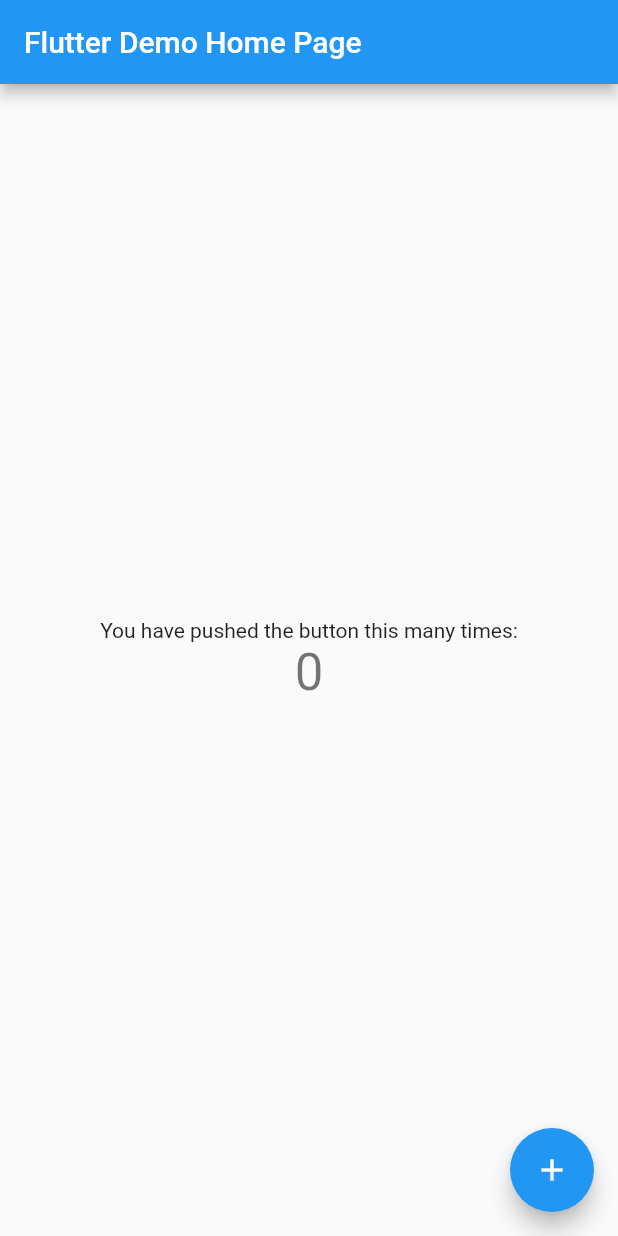
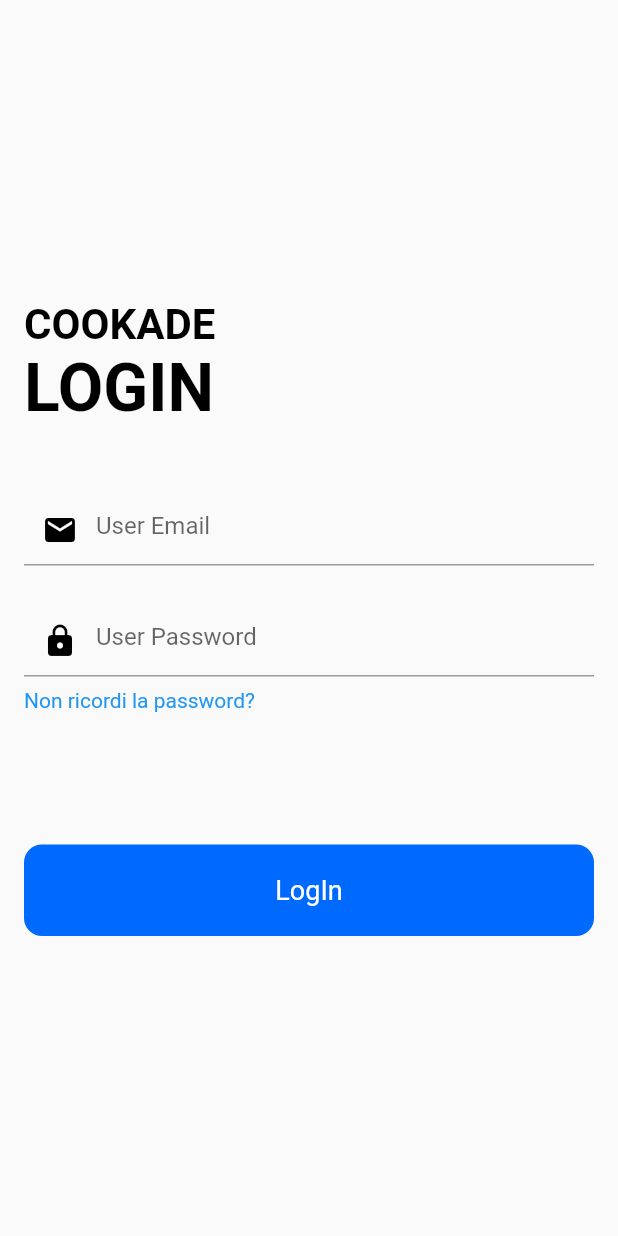
Before and after one commit to Stefanomarcucci00/ProgettoProgrammazioneIOS, a Flutter app: the screen it shows after launch, on a phone screen of 412 x 824 dp. Run offline on Flutter 3.47's test engine with Material 2 defaults, Android fonts, the phone set to English and light mode, and no system bars.

Commit message:
Primi Sviluppi grafici

```diff
--- a/lib/main.dart
+++ b/lib/main.dart
@@ -11,105 +11,114 @@
   @override
   Widget build(BuildContext context) {
     return MaterialApp(
-      title: 'Flutter Demo',
+      title: 'COOKADE',
       theme: ThemeData(
-        // This is the theme of your application.
-        //
-        // Try running your application with "flutter run". You'll see the
-        // application has a blue toolbar. Then, without quitting the app, try
-        // changing the primarySwatch below to Colors.green and then invoke
-        // "hot reload" (press "r" in the console where you ran "flutter run",
-        // or simply save your changes to "hot reload" in a Flutter IDE).
-        // Notice that the counter didn't reset back to zero; the application
-        // is not restarted.
         primarySwatch: Colors.blue,
       ),
-      home: const MyHomePage(title: 'Flutter Demo Home Page'),
+      home: HomePage(),
+    );
+  }
+
+}
+
+class HomePage extends StatefulWidget {
+  const HomePage({Key? key}) : super(key: key);
+
+  @override
+  State<HomePage> createState() => _HomePageState();
+}
+
+class _HomePageState extends State<HomePage> {
+  @override
+  Widget build(BuildContext context) {
+    return Scaffold(
+      body: LoginScreen(),
     );
   }
 }
 
-class MyHomePage extends StatefulWidget {
-  const MyHomePage({super.key, required this.title});
-
-  // This widget is the home page of your application. It is stateful, meaning
-  // that it has a State object (defined below) that contains fields that affect
-  // how it looks.
-
-  // This class is the configuration for the state. It holds the values (in this
-  // case the title) provided by the parent (in this case the App widget) and
-  // used by the build method of the State. Fields in a Widget subclass are
-  // always marked "final".
-
-  final String title;
+class LoginScreen extends StatefulWidget {
+  const LoginScreen({Key? key}) : super(key: key);
 
   @override
-  State<MyHomePage> createState() => _MyHomePageState();
+  State<LoginScreen> createState() => _LoginScreenState();
 }
 
-class _MyHomePageState extends State<MyHomePage> {
-  int _counter = 0;
-
-  void _incrementCounter() {
-    setState(() {
-      // This call to setState tells the Flutter framework that something has
-      // changed in this State, which causes it to rerun the build method below
-      // so that the display can reflect the updated values. If we changed
-      // _counter without calling setState(), then the build method would not be
-      // called again, and so nothing would appear to happen.
-      _counter++;
-    });
-  }
-
+class _LoginScreenState extends State<LoginScreen> {
   @override
   Widget build(BuildContext context) {
-    // This method is rerun every time setState is called, for instance as done
-    // by the _incrementCounter method above.
-    //
-    // The Flutter framework has been optimized to make rerunning build methods
-    // fast, so that you can just rebuild anything that needs updating rather
-    // than having to individually change instances of widgets.
-    return Scaffold(
-      appBar: AppBar(
-        // Here we take the value from the MyHomePage object that was created by
-        // the App.build method, and use it to set our appbar title.
-        title: Text(widget.title),
+    return Padding(
+        padding:const EdgeInsets.all(16.0),
+      child: Column(
+        mainAxisAlignment: MainAxisAlignment.center,
+        crossAxisAlignment: CrossAxisAlignment.start,
+        children: [
+           const Text(
+                "COOKADE",
+                style:TextStyle(
+                color: Colors.black,
+                fontSize: 28.0,
+                fontWeight: FontWeight.bold,
+              ),
+          ),
+           const Text(
+              "LOGIN",
+              style:TextStyle(
+              color: Colors.black,
+              fontSize: 44.0,
+              fontWeight: FontWeight.bold,
+            ),
+          ),
+          const SizedBox(
+            height: 44.0,
+          ),
+          const TextField(
+            keyboardType: TextInputType.emailAddress,
+            decoration: InputDecoration(
+              hintText: "User Email",
+              prefixIcon: Icon(Icons.mail,color:Colors.black),
+
+            ),
+          ),
+          const SizedBox(
+            height: 26.0,
+          ),
+          const TextField(
+            keyboardType: TextInputType.emailAddress,
+            decoration: InputDecoration(
+              hintText: "User Password",
+              prefixIcon: Icon(Icons.lock,color:Colors.black
+              ),
+            ),
+          ),
+          const SizedBox(
+            height: 8.0,
+          ),
+          const Text("Non ricordi la password?",
+          style: TextStyle(color: Colors.blue),
+          ),
+          const SizedBox(
+            height: 88.0,
+          ),
+          Container(
+            width: double.infinity,
+            child: RawMaterialButton(
+              fillColor: Color(0xFF0069FE),
+              elevation: 0.0,
+              padding: EdgeInsets.symmetric(vertical: 20.0),
+              shape: RoundedRectangleBorder(
+                borderRadius: BorderRadius.circular(12.0)),
+              onPressed: () {},
+              child:const Text("LogIn",
+                style: TextStyle(
+                    color: Colors.white,
+                fontSize: 18.0,
+                ),
+              ),
+            )
+          )
+        ],
       ),
-      body: Center(
-        // Center is a layout widget. It takes a single child and positions it
-        // in the middle of the parent.
-        child: Column(
-          // Column is also a layout widget. It takes a list of children and
-          // arranges them vertically. By default, it sizes itself to fit its
-          // children horizontally, and tries to be as tall as its parent.
-          //
-          // Invoke "debug painting" (press "p" in the console, choose the
-          // "Toggle Debug Paint" action from the Flutter Inspector in Android
-          // Studio, or the "Toggle Debug Paint" command in Visual Studio Code)
-          // to see the wireframe for each widget.
-          //
-          // Column has various properties to control how it sizes itself and
-          // how it positions its children. Here we use mainAxisAlignment to
-          // center the children vertically; the main axis here is the vertical
-          // axis because Columns are vertical (the cross axis would be
-          // horizontal).
-          mainAxisAlignment: MainAxisAlignment.center,
-          children: <Widget>[
-            const Text(
-              'You have pushed the button this many times:',
-            ),
-            Text(
-              '$_counter',
-              style: Theme.of(context).textTheme.headlineMedium,
-            ),
-          ],
-        ),
-      ),
-      floatingActionButton: FloatingActionButton(
-        onPressed: _incrementCounter,
-        tooltip: 'Increment',
-        child: const Icon(Icons.add),
-      ), // This trailing comma makes auto-formatting nicer for build methods.
     );
   }
 }
```
